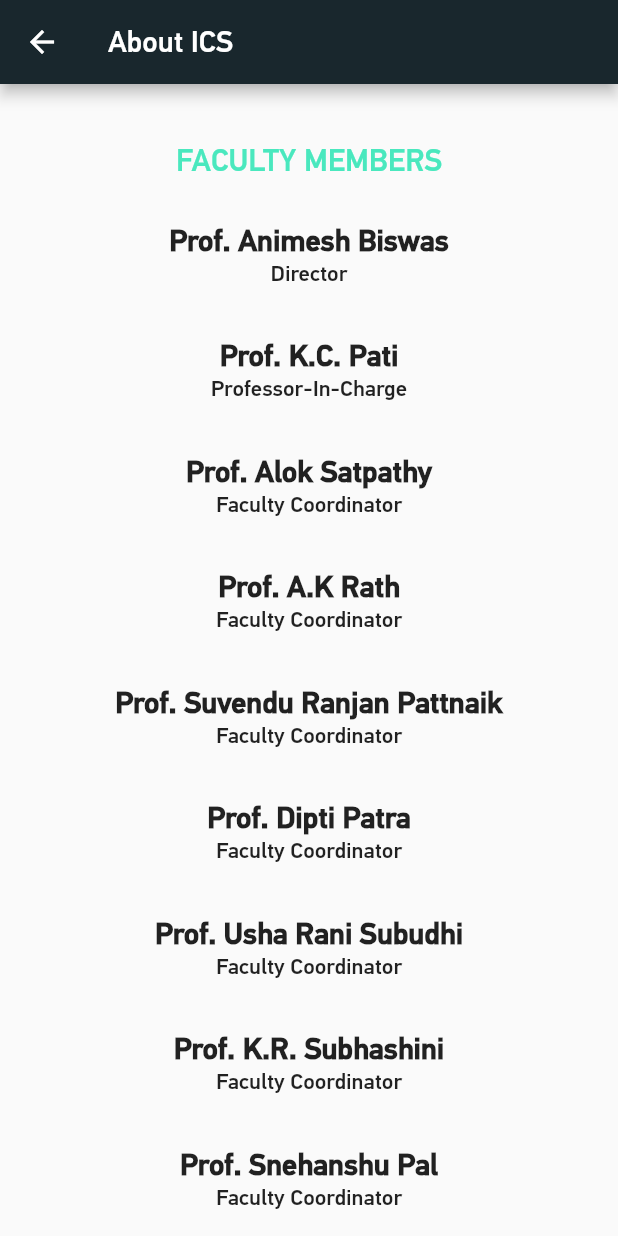
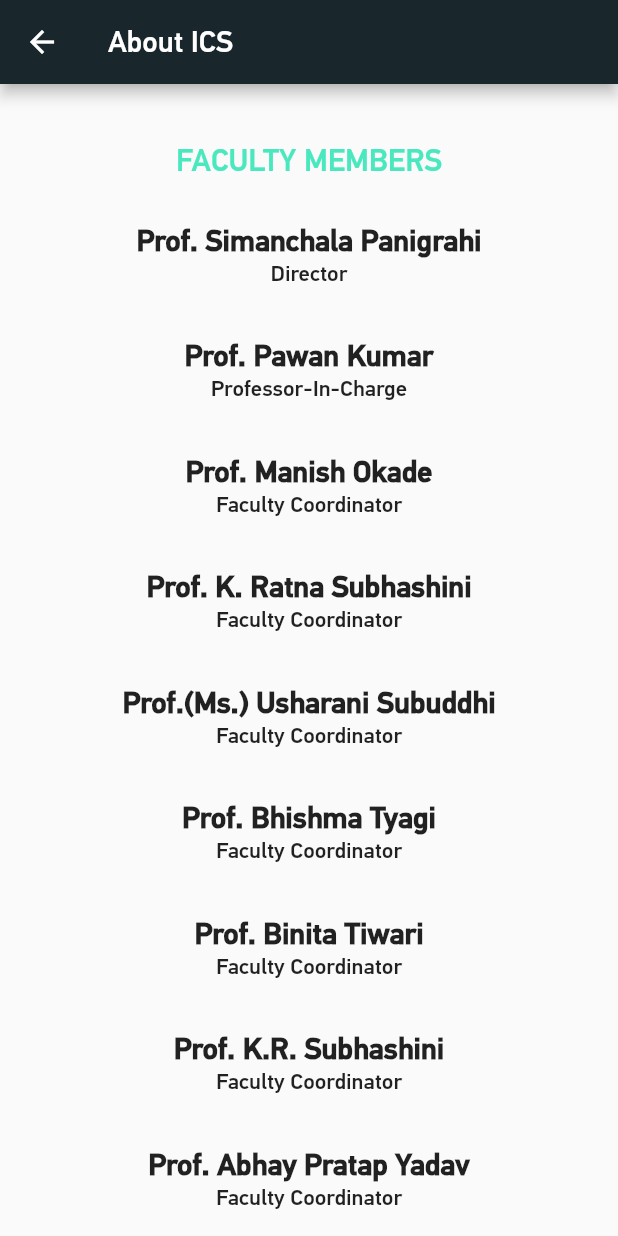
Before and after one commit to dscnitrourkela/project-avocado, a Flutter app: the AboutSCP screen opened by its route, scrolled down 576 dp, on a phone screen of 412 x 824 dp. Run offline on Flutter 3.47's test engine with Material 2 defaults, Android fonts, the phone set to English and light mode, and no system bars; our stand-ins replace camera, cloud_firestore, connectivity, firebase_analytics, firebase_auth, firebase_core and 17 more; missing offline and left inert: ndialog, rate_my_app; accounts and stored records are empty; network calls fail.

Commit message:
changed the faculty coordinators

```diff
--- a/scp/lib/drawer_screens/about_scs.dart
+++ b/scp/lib/drawer_screens/about_scs.dart
@@ -90,23 +90,24 @@ class AboutSCP extends StatelessWidget {
             Column(
               crossAxisAlignment: CrossAxisAlignment.start,
               children: <Widget>[
-                contactCard(context, "Prof. Animesh Biswas", "Director", ""),
                 contactCard(
-                    context, "Prof. K.C. Pati", "Professor-In-Charge", ""),
+                    context, "Prof. Simanchala Panigrahi", "Director", ""),
                 contactCard(
-                    context, "Prof. Alok Satpathy", "Faculty Coordinator", ""),
+                    context, "Prof. Pawan Kumar", "Professor-In-Charge", ""),
                 contactCard(
-                    context, "Prof. A.K Rath", "Faculty Coordinator", ""),
-                contactCard(context, "Prof. Suvendu Ranjan Pattnaik",
+                    context, "Prof. Manish Okade", "Faculty Coordinator", ""),
+                contactCard(context, "Prof. K. Ratna Subhashini",
+                    "Faculty Coordinator", ""),
+                contactCard(context, "Prof.(Ms.) Usharani Subuddhi",
                     "Faculty Coordinator", ""),
                 contactCard(
-                    context, "Prof. Dipti Patra", "Faculty Coordinator", ""),
-                contactCard(context, "Prof. Usha Rani Subudhi",
-                    "Faculty Coordinator", ""),
+                    context, "Prof. Bhishma Tyagi", "Faculty Coordinator", ""),
+                contactCard(
+                    context, "Prof. Binita Tiwari", "Faculty Coordinator", ""),
                 contactCard(context, "Prof. K.R. Subhashini",
                     "Faculty Coordinator", ""),
-                contactCard(
-                    context, "Prof. Snehanshu Pal", "Faculty Coordinator", ""),
+                contactCard(context, "Prof. Abhay Pratap Yadav",
+                    "Faculty Coordinator", ""),
               ],
             ),
             Padding(
```
